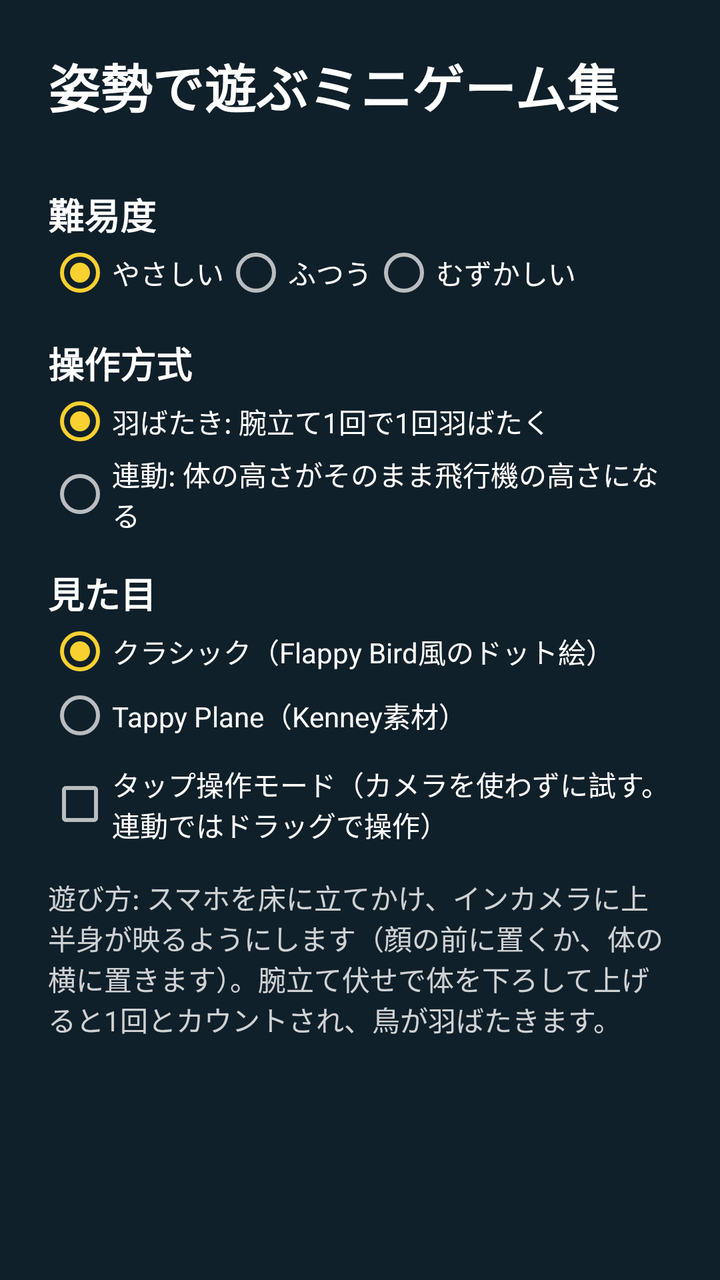
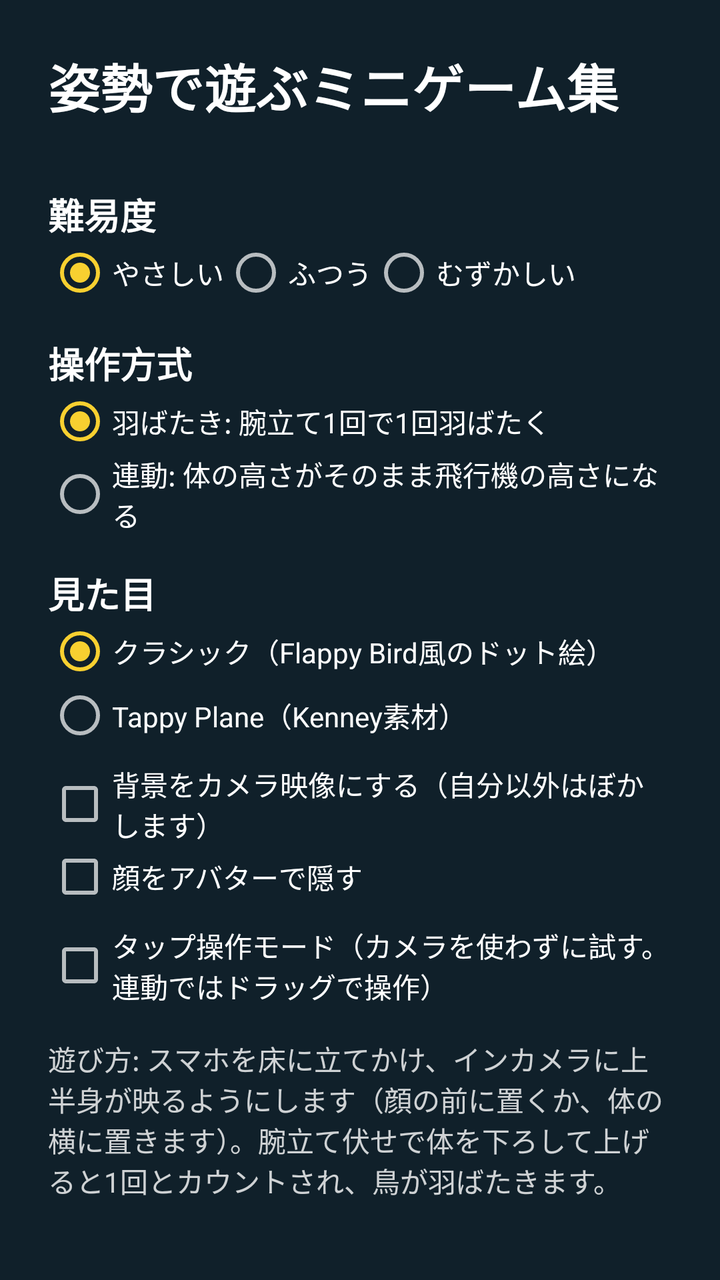

Before-and-after screenshots of an Android layout around one commit, followed by the original layout XML and the change that was made.
<!-- AndroidManifest.xml: application theme Theme.PushupFlappy -->
<!-- res/layout/activity_main.xml -->
<?xml version="1.0" encoding="utf-8"?>
<ScrollView xmlns:android="http://schemas.android.com/apk/res/android"
    android:layout_width="match_parent"
    android:layout_height="match_parent"
    android:fitsSystemWindows="true">

    <LinearLayout
        android:layout_width="match_parent"
        android:layout_height="wrap_content"
        android:orientation="vertical"
        android:padding="24dp">

        <TextView
            android:layout_width="wrap_content"
            android:layout_height="wrap_content"
            android:text="@string/menu_title"
            android:textSize="26sp"
            android:textStyle="bold" />

        <LinearLayout
            android:id="@+id/game_list"
            android:layout_width="match_parent"
            android:layout_height="wrap_content"
            android:layout_marginTop="16dp"
            android:orientation="vertical" />

        <TextView
            android:layout_width="wrap_content"
            android:layout_height="wrap_content"
            android:layout_marginTop="16dp"
            android:text="@string/menu_difficulty"
            android:textSize="18sp"
            android:textStyle="bold" />

        <RadioGroup
            android:id="@+id/difficulty"
            android:layout_width="match_parent"
            android:layout_height="wrap_content"
            android:checkedButton="@+id/difficulty_easy"
            android:orientation="horizontal">

            <RadioButton
                android:id="@id/difficulty_easy"
                android:layout_width="wrap_content"
                android:layout_height="wrap_content"
                android:text="@string/difficulty_easy" />

            <RadioButton
                android:id="@+id/difficulty_normal"
                android:layout_width="wrap_content"
                android:layout_height="wrap_content"
                android:text="@string/difficulty_normal" />

            <RadioButton
                android:id="@+id/difficulty_hard"
                android:layout_width="wrap_content"
                android:layout_height="wrap_content"
                android:text="@string/difficulty_hard" />
        </RadioGroup>

        <TextView
            android:layout_width="wrap_content"
            android:layout_height="wrap_content"
            android:layout_marginTop="16dp"
            android:text="@string/menu_control_mode"
            android:textSize="18sp"
            android:textStyle="bold" />

        <RadioGroup
            android:id="@+id/control_mode"
            android:layout_width="match_parent"
            android:layout_height="wrap_content"
            android:checkedButton="@+id/control_flap"
            android:orientation="vertical">

            <RadioButton
                android:id="@id/control_flap"
                android:layout_width="wrap_content"
                android:layout_height="wrap_content"
                android:text="@string/control_flap" />

            <RadioButton
                android:id="@+id/control_linked"
                android:layout_width="wrap_content"
                android:layout_height="wrap_content"
                android:text="@string/control_linked" />
        </RadioGroup>

        <TextView
            android:layout_width="wrap_content"
            android:layout_height="wrap_content"
            android:layout_marginTop="16dp"
            android:text="@string/menu_theme"
            android:textSize="18sp"
            android:textStyle="bold" />

        <RadioGroup
            android:id="@+id/theme"
            android:layout_width="match_parent"
            android:layout_height="wrap_content"
            android:checkedButton="@+id/theme_classic"
            android:orientation="vertical">

            <RadioButton
                android:id="@id/theme_classic"
                android:layout_width="wrap_content"
                android:layout_height="wrap_content"
                android:text="@string/theme_classic" />

            <RadioButton
                android:id="@+id/theme_kenney"
                android:layout_width="wrap_content"
                android:layout_height="wrap_content"
                android:text="@string/theme_kenney" />
        </RadioGroup>

        <CheckBox
            android:id="@+id/tap_mode"
            android:layout_width="wrap_content"
            android:layout_height="wrap_content"
            android:layout_marginTop="8dp"
            android:text="@string/menu_tap_mode" />

        <TextView
            android:layout_width="match_parent"
            android:layout_height="wrap_content"
            android:layout_marginTop="16dp"
            android:alpha="0.8"
            android:text="@string/menu_howto"
            android:textSize="14sp" />
    </LinearLayout>
</ScrollView>
<!-- resources referenced by this layout -->
<resources>
  <string name="control_flap">羽ばたき: 腕立て1回で1回羽ばたく</string>
  <string name="control_linked">連動: 体の高さがそのまま飛行機の高さになる</string>
  <string name="difficulty_easy">やさしい</string>
  <string name="difficulty_hard">むずかしい</string>
  <string name="difficulty_normal">ふつう</string>
  <string name="menu_control_mode">操作方式</string>
  <string name="menu_difficulty">難易度</string>
  <string name="menu_howto">遊び方: スマホを床に立てかけ、インカメラに上半身が映るようにします（顔の前に置くか、体の横に置きます）。腕立て伏せで体を下ろして上げると1回とカウントされ、鳥が羽ばたきます。</string>
  <string name="menu_tap_mode">タップ操作モード（カメラを使わずに試す。連動ではドラッグで操作）</string>
  <string name="menu_theme">見た目</string>
  <string name="menu_title">姿勢で遊ぶミニゲーム集</string>
  <string name="theme_classic">クラシック（Flappy Bird風のドット絵）</string>
  <string name="theme_kenney">Tappy Plane（Kenney素材）</string>
  <style name="Theme.PushupFlappy" parent="Theme.AppCompat.NoActionBar">
          <item name="colorPrimary">@color/pipe</item>
          <item name="colorPrimaryDark">@color/background</item>
          <item name="colorAccent">@color/bird</item>
          <item name="android:windowBackground">@color/background</item>
          <item name="android:textColor">@color/text</item>
      </style>
  <color name="pipe">#FF5EBD3E</color>
  <color name="background">#FF10202A</color>
  <color name="bird">#FFF8D030</color>
  <color name="text">#FFFFFFFF</color>
</resources>

<!-- the commit's change to res/layout/activity_main.xml (unified diff, before → after) -->
@@ -115,6 +115,19 @@
         </RadioGroup>
 
         <CheckBox
+            android:id="@+id/camera_backdrop"
+            android:layout_width="wrap_content"
+            android:layout_height="wrap_content"
+            android:layout_marginTop="8dp"
+            android:text="@string/menu_camera_backdrop" />
+
+        <CheckBox
+            android:id="@+id/avatar"
+            android:layout_width="wrap_content"
+            android:layout_height="wrap_content"
+            android:text="@string/menu_avatar" />
+
+        <CheckBox
             android:id="@+id/tap_mode"
             android:layout_width="wrap_content"
             android:layout_height="wrap_content"
<!-- resource entries referenced after the edit -->
@@ -5,6 +5,8 @@
   <string name="difficulty_easy">やさしい</string>
   <string name="difficulty_hard">むずかしい</string>
   <string name="difficulty_normal">ふつう</string>
+  <string name="menu_avatar">顔をアバターで隠す</string>
+  <string name="menu_camera_backdrop">背景をカメラ映像にする（自分以外はぼかします）</string>
   <string name="menu_control_mode">操作方式</string>
   <string name="menu_difficulty">難易度</string>
   <string name="menu_howto">遊び方: スマホを床に立てかけ、インカメラに上半身が映るようにします（顔の前に置くか、体の横に置きます）。腕立て伏せで体を下ろして上げると1回とカウントされ、鳥が羽ばたきます。</string>
